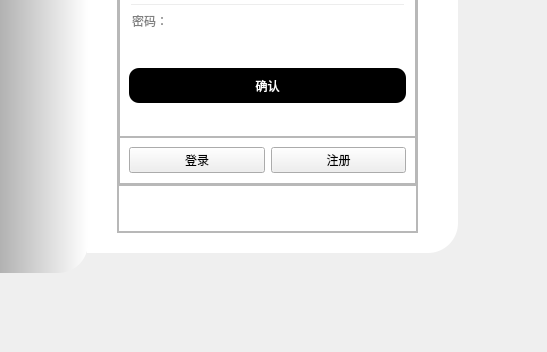
Qt form LoginUi.ui (explore-liu/financial-management-system) before a commit; both pictures show x 253 to 800 and y 248 to 600 of the 800 by 600 pixel window.
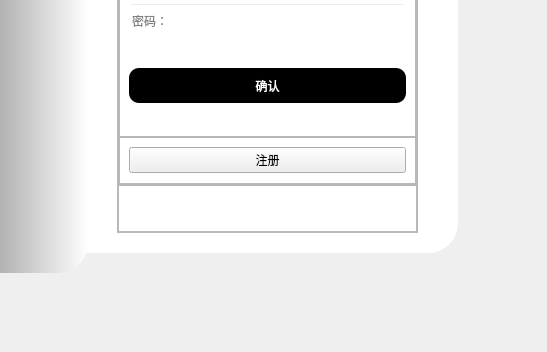
The same form after that commit. Icons and pictures are not drawn.

Patch:
```diff
--- a/LoginUi.ui
+++ b/LoginUi.ui
@@ -331,13 +331,6 @@
             <enum>QFrame::Raised</enum>
            </property>
            <layout class="QHBoxLayout" name="horizontalLayout_2">
-            <item>
-             <widget class="QPushButton" name="pushButton_Login">
-              <property name="text">
-               <string>登录</string>
-              </property>
-             </widget>
-            </item>
             <item>
              <widget class="QPushButton" name="pushButton_Register">
               <property name="text">
```
